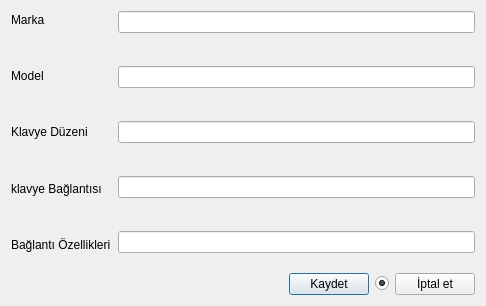
This is Desktop/tekno_market2/TKN_Market/UI/VeriFormlari/tknklavyepencere.ui in asirkacar/okulprojesi as Qt 5 draws it before an edit. The edited form follows.
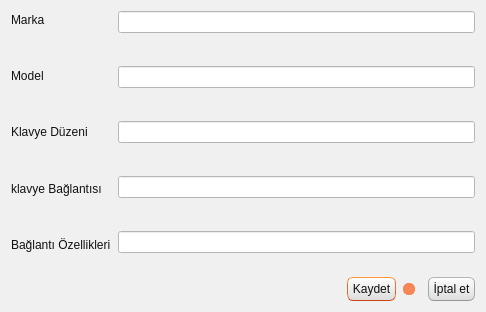
This is the edited form. Icons and pictures are not drawn.

What changed in the file:
```diff
--- a/Desktop/tekno_market2/TKN_Market/UI/VeriFormlari/tknklavyepencere.ui
+++ b/Desktop/tekno_market2/TKN_Market/UI/VeriFormlari/tknklavyepencere.ui
@@ -7,12 +7,509 @@
     <x>0</x>
     <y>0</y>
     <width>486</width>
-    <height>306</height>
+    <height>312</height>
    </rect>
   </property>
   <property name="windowTitle">
    <string>Dialog</string>
   </property>
+  <property name="styleSheet">
+   <string notr="true">/*
+Ubuntu Style Sheet for QT Applications
+Author: Jaime A. Quiroga P.
+Company: GTRONICK
+Last updated: 09/10/2019 (dd/mm/yyyy), 12:31.
+Available at: https://github.com/GTRONICK/QSS/blob/master/Ubuntu.qss
+*/
+QMainWindow {
+	background-color:#f0f0f0;
+}
+QCheckBox {
+	padding:2px;
+}
+QCheckBox:hover {
+	border:1px solid rgb(255,150,60);
+	border-radius:4px;
+	padding: 1px;
+	background-color:qlineargradient(spread:pad, x1:0.5, y1:1, x2:0.5, y2:0, stop:0 rgba(190, 90, 50, 50), stop:1 rgba(250, 130, 40, 50));
+}
+QCheckBox::indicator:checked {
+	border:1px solid rgb(246, 134, 86);
+	border-radius:4px;
+  	background-color:rgb(246, 134, 86)
+}
+QCheckBox::indicator:unchecked {
+	border-width:1px solid rgb(246, 134, 86);
+	border-radius:4px;
+  	background-color:rgb(255,255,255);
+}
+QColorDialog {
+	background-color:#f0f0f0;
+}
+QComboBox {
+	color:rgb(81,72,65);
+	background: #ffffff;
+}
+QComboBox:editable {
+	selection-color:rgb(81,72,65);
+	selection-background-color: #ffffff;
+}
+QComboBox QAbstractItemView {
+	selection-color: #ffffff;
+	selection-background-color: rgb(246, 134, 86);
+}
+QComboBox:!editable:on, QComboBox::drop-down:editable:on {
+	color:  #1e1d23;	
+}
+QDateTimeEdit, QDateEdit, QDoubleSpinBox, QFontComboBox {
+	color:rgb(81,72,65);
+	background-color: #ffffff;
+}
+
+QDialog {
+	background-color:#f0f0f0;
+}
+
+QLabel,QLineEdit {
+	color:rgb(17,17,17);
+}
+QLineEdit {
+	background-color:rgb(255,255,255);
+	selection-background-color:rgb(236,116,64);
+}
+QMenuBar {
+	color:rgb(223,219,210);
+	background-color:rgb(65,64,59);
+}
+QMenuBar::item {
+	padding-top:4px;
+	padding-left:4px;
+	padding-right:4px;
+	color:rgb(223,219,210);
+	background-color:rgb(65,64,59);
+}
+QMenuBar::item:selected {
+	color:rgb(255,255,255);
+	padding-top:2px;
+	padding-left:2px;
+	padding-right:2px;
+	border-top-width:2px;
+	border-left-width:2px;
+	border-right-width:2px;
+	border-top-right-radius:4px;
+	border-top-left-radius:4px;
+	border-style:solid;
+	background-color:rgb(65,64,59);
+	border-top-color: rgb(47,47,44);
+	border-right-color: qlineargradient(spread:pad, x1:0, y1:1, x2:1, y2:0, stop:0 rgba(90, 87, 78, 255), stop:1 rgba(47,47,44, 255));
+	border-left-color:  qlineargradient(spread:pad, x1:1, y1:0, x2:0, y2:0, stop:0 rgba(90, 87, 78, 255), stop:1 rgba(47,47,44, 255));
+}
+QMenu {
+	color:rgb(223,219,210);
+	background-color:rgb(65,64,59);
+}
+QMenu::item {
+	color:rgb(223,219,210);
+	padding:4px 10px 4px 20px;
+}
+QMenu::item:selected {
+	color:rgb(255,255,255);
+	background-color: qlineargradient(spread:pad, x1:0.5, y1:1, x2:0.5, y2:0, stop:0 rgba(225, 108, 54, 255), stop:1 rgba(246, 134, 86, 255));
+	border-style:solid;
+	border-width:3px;
+	padding:4px 7px 4px 17px;
+	border-bottom-color:qlineargradient(spread:pad, x1:0.5, y1:1, x2:0.5, y2:0, stop:0 rgba(175,85,48,255), stop:1 rgba(236,114,67, 255));
+	border-top-color:qlineargradient(spread:pad, x1:0.5, y1:1, x2:0.5, y2:0, stop:0 rgba(253,156,113,255), stop:1 rgba(205,90,46, 255));
+	border-right-color:qlineargradient(spread:pad, x1:0, y1:0.5, x2:1, y2:0.5, stop:0 rgba(253,156,113,255), stop:1 rgba(205,90,46, 255));
+	border-left-color:qlineargradient(spread:pad, x1:1, y1:0.5, x2:0, y2:0.5, stop:0 rgba(253,156,113,255), stop:1 rgba(205,90,46, 255));
+}
+QPlainTextEdit {
+	border-width: 1px solid transparent;
+	color:rgb(17,17,17);
+	selection-background-color:rgb(236,116,64);
+}
+QProgressBar {
+	text-align: center;
+	color: rgb(0, 0, 0);
+	border: 1px inset rgb(150,150,150); 
+	border-radius: 10px;
+	background-color:rgb(221,221,219);
+}
+QProgressBar::chunk:horizontal {
+	background-color: qlineargradient(spread:pad, x1:0.5, y1:1, x2:0.5, y2:0, stop:0 rgba(225, 108, 54, 255), stop:1 rgba(246, 134, 86, 255));
+	border:1px solid;
+	border-radius:8px;
+	border-bottom-color:qlineargradient(spread:pad, x1:0.5, y1:1, x2:0.5, y2:0, stop:0 rgba(175,85,48,255), stop:1 rgba(236,114,67, 255));
+	border-top-color:qlineargradient(spread:pad, x1:0.5, y1:1, x2:0.5, y2:0, stop:0 rgba(253,156,113,255), stop:1 rgba(205,90,46, 255));
+	border-right-color:qlineargradient(spread:pad, x1:0, y1:0.5, x2:1, y2:0.5, stop:0 rgba(253,156,113,255), stop:1 rgba(205,90,46, 255));
+	border-left-color:qlineargradient(spread:pad, x1:1, y1:0.5, x2:0, y2:0.5, stop:0 rgba(253,156,113,255), stop:1 rgba(205,90,46, 255));
+}
+QPushButton{
+	color:rgb(17,17,17);
+	border-width: 1px;
+	border-radius: 6px;
+	border-bottom-color: rgb(150,150,150);
+	border-right-color: rgb(165,165,165);
+	border-left-color: rgb(165,165,165);
+	border-top-color: rgb(180,180,180);
+	border-style: solid;
+	padding: 4px;
+	background-color: qlineargradient(spread:pad, x1:0.5, y1:1, x2:0.5, y2:0, stop:0 rgba(220, 220, 220, 255), stop:1 rgba(255, 255, 255, 255));
+}
+QPushButton:hover{
+	color:rgb(17,17,17);
+	border-width: 1px;
+	border-radius:6px;
+	border-top-color: rgb(255,150,60);
+	border-right-color: qlineargradient(spread:pad, x1:0, y1:1, x2:1, y2:0, stop:0 rgba(200, 70, 20, 255), stop:1 rgba(255,150,60, 255));
+	border-left-color:  qlineargradient(spread:pad, x1:1, y1:0, x2:0, y2:0, stop:0 rgba(200, 70, 20, 255), stop:1 rgba(255,150,60, 255));
+	border-bottom-color: rgb(200,70,20);
+	border-style: solid;
+	padding: 2px;
+	background-color: qlineargradient(spread:pad, x1:0.5, y1:1, x2:0.5, y2:0, stop:0 rgba(220, 220, 220, 255), stop:1 rgba(255, 255, 255, 255));
+}
+QPushButton:default{
+	color:rgb(17,17,17);
+	border-width: 1px;
+	border-radius:6px;
+	border-top-color: rgb(255,150,60);
+	border-right-color: qlineargradient(spread:pad, x1:0, y1:1, x2:1, y2:0, stop:0 rgba(200, 70, 20, 255), stop:1 rgba(255,150,60, 255));
+	border-left-color:  qlineargradient(spread:pad, x1:1, y1:0, x2:0, y2:0, stop:0 rgba(200, 70, 20, 255), stop:1 rgba(255,150,60, 255));
+	border-bottom-color: rgb(200,70,20);
+	border-style: solid;
+	padding: 2px;
+	background-color: qlineargradient(spread:pad, x1:0.5, y1:1, x2:0.5, y2:0, stop:0 rgba(220, 220, 220, 255), stop:1 rgba(255, 255, 255, 255));
+}
+QPushButton:pressed{
+	color:rgb(17,17,17);
+	border-width: 1px;
+	border-radius: 6px;
+	border-width: 1px;
+	border-top-color: rgba(255,150,60,200);
+	border-right-color: qlineargradient(spread:pad, x1:0, y1:1, x2:1, y2:0, stop:0 rgba(200, 70, 20, 255), stop:1 rgba(255,150,60, 200));
+	border-left-color:  qlineargradient(spread:pad, x1:1, y1:0, x2:0, y2:0, stop:0 rgba(200, 70, 20, 255), stop:1 rgba(255,150,60, 200));
+	border-bottom-color: rgba(200,70,20,200);
+	border-style: solid;
+	padding: 2px;
+	background-color: qlineargradient(spread:pad, x1:0.5, y1:0, x2:0.5, y2:1, stop:0 rgba(220, 220, 220, 255), stop:1 rgba(255, 255, 255, 255));
+}
+QPushButton:disabled{
+	color:rgb(174,167,159);
+	border-width: 1px;
+	border-radius: 6px;
+	background-color: qlineargradient(spread:pad, x1:0.5, y1:1, x2:0.5, y2:0, stop:0 rgba(200, 200, 200, 255), stop:1 rgba(230, 230, 230, 255));
+}
+QRadioButton {
+	padding: 1px;
+}
+QRadioButton::indicator:checked {
+	height: 10px;
+	width: 10px;
+	border-style:solid;
+	border-radius:5px;
+	border-width: 1px;
+	border-color: rgba(246, 134, 86, 255);
+	color: #a9b7c6;
+	background-color:rgba(246, 134, 86, 255);
+}
+QRadioButton::indicator:!checked {
+	height: 10px;
+	width: 10px;
+	border-style:solid;
+	border-radius:5px;
+	border-width: 1px;
+	border-color: rgb(246, 134, 86);
+	color: #a9b7c6;
+	background-color: transparent;
+}
+QScrollArea {
+	color: white;
+	background-color:#f0f0f0;
+}
+QSlider::groove {
+	border-style: solid;
+	border-width: 1px;
+	border-color: rgb(207,207,207);
+}
+QSlider::groove:horizontal {
+	height: 5px;
+	background: rgb(246, 134, 86);
+}
+QSlider::groove:vertical {
+	width: 5px;
+	background: rgb(246, 134, 86);
+}
+QSlider::handle:horizontal {
+	background: rgb(253,253,253);
+	border-style: solid;
+	border-width: 1px;
+	border-color: rgb(207,207,207);
+	width: 12px;
+	margin: -5px 0;
+	border-radius: 7px;
+}
+QSlider::handle:vertical {
+	background: rgb(253,253,253);
+	border-style: solid;
+	border-width: 1px;
+	border-color: rgb(207,207,207);
+	height: 12px;
+	margin: 0 -5px;
+	border-radius: 7px;
+}
+QSlider::add-page:horizontal, QSlider::add-page:vertical {
+ 	background: white;
+}
+QSlider::sub-page:horizontal, QSlider::sub-page:vertical {
+	background: rgb(246, 134, 86);
+}
+QStatusBar, QSpinBox {
+	color:rgb(81,72,65);
+}
+QSpinBox {
+	background-color: #ffffff;
+}
+QScrollBar:horizontal {
+	max-height: 20px;
+	border: 1px transparent;
+	margin: 0px 20px 0px 20px;
+}
+QScrollBar::handle:horizontal {
+	background: rgb(253,253,253);
+	border: 1px solid rgb(207,207,207);
+	border-radius: 7px;
+	min-width: 25px;
+}
+QScrollBar::handle:horizontal:hover {
+	background: rgb(253,253,253);
+	border: 1px solid rgb(255,150,60);
+	border-radius: 7px;
+	min-width: 25px;
+}
+QScrollBar::add-line:horizontal {
+  	border: 1px solid rgb(207,207,207);
+  	border-top-right-radius: 7px;
+  	border-top-left-radius: 7px;
+  	border-bottom-right-radius: 7px;
+  	background: rgb(255, 255, 255);
+  	width: 20px;
+  	subcontrol-position: right;
+  	subcontrol-origin: margin;
+}
+QScrollBar::add-line:horizontal:hover {
+  	border: 1px solid rgb(255,150,60);
+  	border-top-right-radius: 7px;
+  	border-top-left-radius: 7px;
+  	border-bottom-right-radius: 7px;
+  	background: rgb(255, 255, 255);
+  	width: 20px;
+  	subcontrol-position: right;
+  	subcontrol-origin: margin;
+}
+QScrollBar::add-line:horizontal:pressed {
+  	border: 1px solid grey;
+  	border-top-left-radius: 7px;
+  	border-top-right-radius: 7px;
+  	border-bottom-right-radius: 7px;
+  	background: rgb(231,231,231);
+  	width: 20px;
+  	subcontrol-position: right;
+  	subcontrol-origin: margin;
+}
+QScrollBar::sub-line:horizontal {
+  	border: 1px solid rgb(207,207,207);
+  	border-top-right-radius: 7px;
+  	border-top-left-radius: 7px;
+  	border-bottom-left-radius: 7px;
+  	background: rgb(255, 255, 255);
+  	width: 20px;
+  	subcontrol-position: left;
+  	subcontrol-origin: margin;
+}
+QScrollBar::sub-line:horizontal:hover {
+  	border: 1px solid rgb(255,150,60);
+  	border-top-right-radius: 7px;
+  	border-top-left-radius: 7px;
+  	border-bottom-left-radius: 7px;
+  	background: rgb(255, 255, 255);
+  	width: 20px;
+  	subcontrol-position: left;
+  	subcontrol-origin: margin;
+}
+QScrollBar::sub-line:horizontal:pressed {
+  	border: 1px solid grey;
+  	border-top-right-radius: 7px;
+  	border-top-left-radius: 7px;
+  	border-bottom-left-radius: 7px;
+  	background: rgb(231,231,231);
+  	width: 20px;
+  	subcontrol-position: left;
+  	subcontrol-origin: margin;
+}
+QScrollBar::left-arrow:horizontal {
+  	border: 1px transparent grey;
+  	border-top-left-radius: 3px;
+  	border-bottom-left-radius: 3px;
+  	width: 6px;
+  	height: 6px;
+  	background: rgb(230,230,230);
+}
+QScrollBar::right-arrow:horizontal {
+	border: 1px transparent grey;
+	border-top-right-radius: 3px;
+	border-bottom-right-radius: 3px;
+  	width: 6px;
+  	height: 6px;
+ 	background: rgb(230,230,230);
+}
+QScrollBar::add-page:horizontal, QScrollBar::sub-page:horizontal {
+ 	background: none;
+} 
+QScrollBar:vertical {
+	max-width: 20px;
+	border: 1px transparent grey;
+	margin: 20px 0px 20px 0px;
+}
+QScrollBar::add-line:vertical {
+	border: 1px solid;
+	border-color: rgb(207,207,207);
+	border-bottom-right-radius: 7px;
+	border-bottom-left-radius: 7px;
+	border-top-left-radius: 7px;
+	background: rgb(255, 255, 255);
+  	height: 20px;
+  	subcontrol-position: bottom;
+  	subcontrol-origin: margin;
+}
+QScrollBar::add-line:vertical:hover {
+  	border: 1px solid;
+  	border-color: rgb(255,150,60);
+  	border-bottom-right-radius: 7px;
+  	border-bottom-left-radius: 7px;
+  	border-top-left-radius: 7px;
+  	background: rgb(255, 255, 255);
+  	height: 20px;
+  	subcontrol-position: bottom;
+  	subcontrol-origin: margin;
+}
+QScrollBar::add-line:vertical:pressed {
+  	border: 1px solid grey;
+  	border-bottom-left-radius: 7px;
+  	border-bottom-right-radius: 7px;
+  	border-top-left-radius: 7px;
+  	background: rgb(231,231,231);
+  	height: 20px;
+  	subcontrol-position: bottom;
+  	subcontrol-origin: margin;
+}
+QScrollBar::sub-line:vertical {
+  	border: 1px solid rgb(207,207,207);
+  	border-top-right-radius: 7px;
+  	border-top-left-radius: 7px;
+  	border-bottom-left-radius: 7px;
+  	background: rgb(255, 255, 255);
+  	height: 20px;
+  	subcontrol-position: top;
+  	subcontrol-origin: margin;
+}
+QScrollBar::sub-line:vertical:hover {
+  	border: 1px solid rgb(255,150,60);
+  	border-top-right-radius: 7px;
+  	border-top-left-radius: 7px;
+  	border-bottom-left-radius: 7px;
+	background: rgb(255, 255, 255);
+  	height: 20px;
+  	subcontrol-position: top;
+  	subcontrol-origin: margin;
+}
+QScrollBar::sub-line:vertical:pressed {
+  	border: 1px solid grey;
+  	border-top-left-radius: 7px;
+  	border-top-right-radius: 7px;
+  	background: rgb(231,231,231);
+ 	height: 20px;
+  	subcontrol-position: top;
+  	subcontrol-origin: margin;
+}
+QScrollBar::handle:vertical {
+	background: rgb(253,253,253);
+	border: 1px solid rgb(207,207,207);
+	border-radius: 7px;
+	min-height: 25px;
+}
+QScrollBar::handle:vertical:hover {
+	background: rgb(253,253,253);
+	border: 1px solid rgb(255,150,60);
+	border-radius: 7px;
+	min-height: 25px;
+}
+QScrollBar::up-arrow:vertical {
+	border: 1px transparent grey;
+  	border-top-left-radius: 3px;
+	border-top-right-radius: 3px;
+  	width: 6px;
+  	height: 6px;
+  	background: rgb(230,230,230);
+}
+QScrollBar::down-arrow:vertical {
+  	border: 1px transparent grey;
+  	border-bottom-left-radius: 3px;
+  	border-bottom-right-radius: 3px;
+  	width: 6px;
+  	height: 6px;
+  	background: rgb(230,230,230);
+}
+QScrollBar::add-page:vertical, QScrollBar::sub-page:vertical {
+  	background: none;
+}
+QTabWidget {
+	color:rgb(0,0,0);
+	background-color:rgb(247,246,246);
+}
+QTabWidget::pane {
+	border-color: rgb(180,180,180);
+	background-color:rgb(247,246,246);
+	border-style: solid;
+	border-width: 1px;
+  	border-radius: 6px;
+}
+QTabBar::tab {
+	padding-left:4px;
+	padding-right:4px;
+	padding-bottom:2px;
+	padding-top:2px;
+	color:rgb(81,72,65);
+  	background-color: qlineargradient(spread:pad, x1:0.5, y1:1, x2:0.5, y2:0, stop:0 rgba(221,218,217,255), stop:1 rgba(240,239,238,255));
+	border-style: solid;
+	border-width: 1px;
+  	border-top-right-radius:4px;
+	border-top-left-radius:4px;
+	border-top-color: rgb(180,180,180);
+	border-left-color: rgb(180,180,180);
+	border-right-color: rgb(180,180,180);
+	border-bottom-color: transparent;
+}
+QTabBar::tab:selected, QTabBar::tab:last:selected, QTabBar::tab:hover {
+  	background-color:rgb(247,246,246);
+  	margin-left: 0px;
+  	margin-right: 1px;
+}
+QTabBar::tab:!selected {
+	margin-top: 1px;
+	margin-right: 1px;
+}
+QTextEdit {
+	border-width: 1px;
+	border-style: solid;
+	border-color:transparent;
+	color:rgb(17,17,17);
+	selection-background-color:rgb(236,116,64);
+}
+QTimeEdit, QToolBox, QToolBox::tab, QToolBox::tab:selected {
+	color:rgb(81,72,65);
+	background-color: #ffffff;
+}</string>
+  </property>
   <layout class="QVBoxLayout" name="verticalLayout_3">
    <item>
     <layout class="QHBoxLayout" name="horizontalLayout">
```
Left out of the diff: 12 changed lines with no effect on the pictures.
